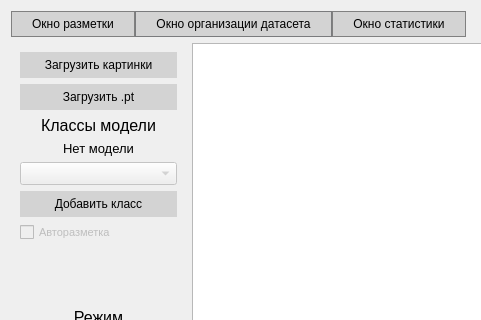
The window that desktop_app/design/annotation_page.ui (ivansoya/neural-master) describes before a commit, drawn with Qt 5; both pictures show x 0 to 481 and y 0 to 320 of the 1388 by 855 pixel window.
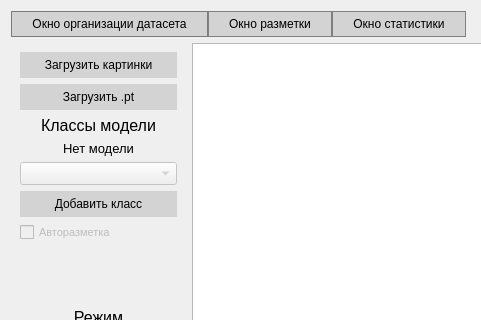
The same window after the commit. Custom widgets are drawn as their Qt base class.

Diff of the .ui file:
```diff
--- a/desktop_app/design/annotation_page.ui
+++ b/desktop_app/design/annotation_page.ui
@@ -37,6 +37,23 @@
      <property name="spacing">
       <number>0</number>
      </property>
+     <item>
+      <widget class="QPushButton" name="button_to_datasets_settings">
+       <property name="styleSheet">
+        <string notr="true">QPushButton {
+padding: 5px 20px;
+border: 1px solid #7a7b7d;
+}
+
+QPushButton:hover {
+	border: 1px solid #0048ff;
+}</string>
+       </property>
+       <property name="text">
+        <string>Окно организации датасета</string>
+       </property>
+      </widget>
+     </item>
      <item>
       <widget class="QPushButton" name="button_to_annotation_scene">
        <property name="tabletTracking">
@@ -57,23 +74,6 @@
        </property>
       </widget>
      </item>
-     <item>
-      <widget class="QPushButton" name="button_to_datasets_settings">
-       <property name="styleSheet">
-        <string notr="true">QPushButton {
-padding: 5px 20px;
-border: 1px solid #7a7b7d;
-}
-
-QPushButton:hover {
-	border: 1px solid #0048ff;
-}</string>
-       </property>
-       <property name="text">
-        <string>Окно организации датасета</string>
-       </property>
-      </widget>
-     </item>
      <item>
       <widget class="QPushButton" name="button_to_statistics">
        <property name="styleSheet">
```
